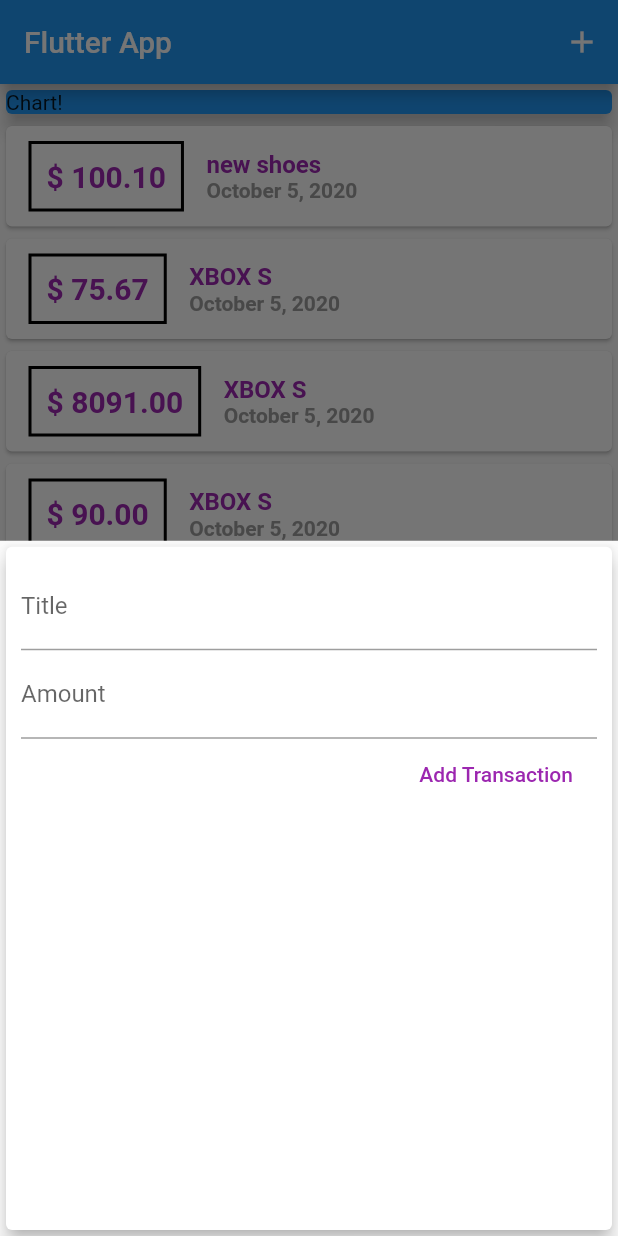
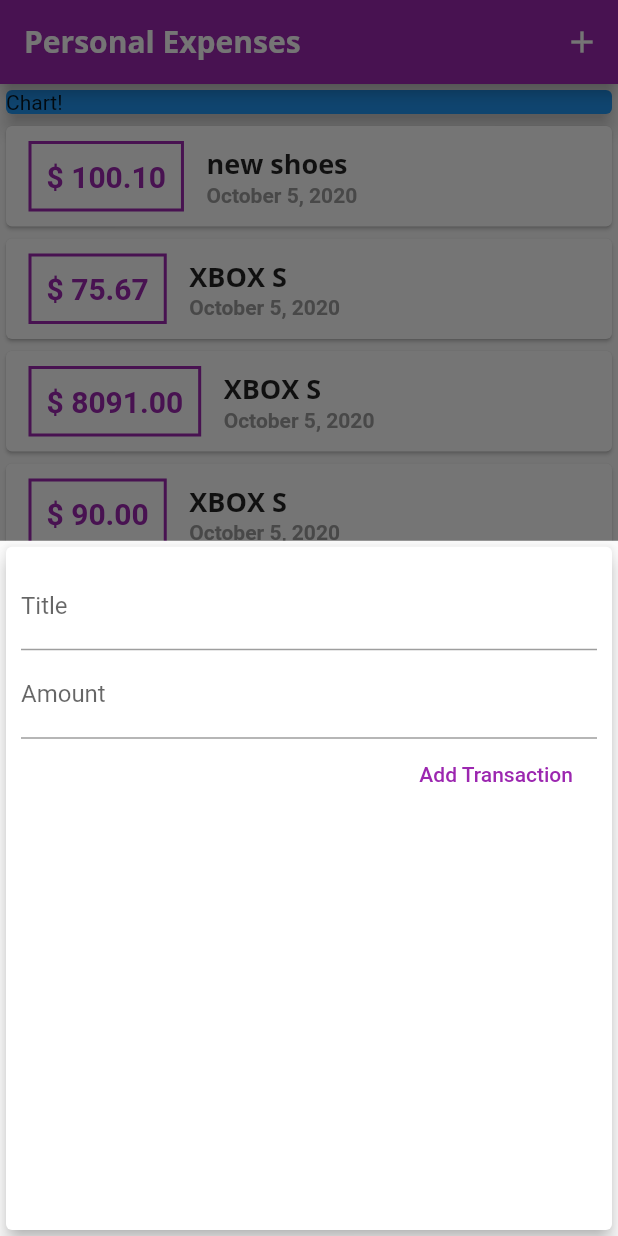
Before and after one commit to LeandroLS-archived/personal_expenses_app, a Flutter app: the screen it shows after launch, after a tap on the "add" icon, on a phone screen of 412 x 824 dp. Run offline on Flutter 3.47's test engine with Material 2 defaults, Android fonts, the phone set to English and light mode, and no system bars.

Commit message:
styling fonts

```diff
--- a/lib/main.dart
+++ b/lib/main.dart
@@ -9,7 +9,27 @@ class MyApp extends StatelessWidget {
   @override
   Widget build(BuildContext context) {
     return MaterialApp(
-      title: 'Flutter App',
+      title: 'Personal Expenses',
+      theme: ThemeData(
+        primarySwatch: Colors.purple,
+        accentColor: Colors.amber,
+        fontFamily: 'Quicksand',
+        textTheme: ThemeData.light().textTheme.copyWith(
+              headline6: TextStyle(
+                  fontFamily: 'OpenSans',
+                  fontWeight: FontWeight.bold,
+                  fontSize: 18),
+            ),
+        appBarTheme: AppBarTheme(
+          textTheme: ThemeData.light().textTheme.copyWith(
+                headline6: TextStyle(
+                  fontFamily: 'OpenSans',
+                  fontSize: 20,
+                  fontWeight: FontWeight.bold,
+                ),
+              ),
+        ),
+      ),
       home: MyHomePage(),
     );
   }
@@ -79,7 +99,9 @@ class _MyHomePageState extends State<MyHomePage> {
         onPressed: () => _startAddNewTransaction(context),
       ),
       appBar: AppBar(
-        title: Text('Flutter App'),
+        title: Text(
+          'Personal Expenses',
+        ),
         actions: <Widget>[
           IconButton(
             icon: Icon(
--- a/lib/widgets/new_transaction.dart
+++ b/lib/widgets/new_transaction.dart
@@ -1,9 +1,16 @@
 import 'package:flutter/material.dart';
 
-class NewTransaction extends StatelessWidget {
+class NewTransaction extends StatefulWidget {
   final Function addTransactionHandler;
   NewTransaction(this.addTransactionHandler);
+
+  @override
+  _NewTransactionState createState() => _NewTransactionState();
+}
+
+class _NewTransactionState extends State<NewTransaction> {
   final titleController = TextEditingController();
+
   final amountController = TextEditingController();
 
   void submitData() {
@@ -14,10 +21,12 @@ class NewTransaction extends StatelessWidget {
       return;
     }
 
-    addTransactionHandler(
+    widget.addTransactionHandler(
       enteredTitle,
       enteredAmount,
     );
+
+    Navigator.of(context).pop();
   }
 
   @override
--- a/lib/widgets/transaction_list.dart
+++ b/lib/widgets/transaction_list.dart
@@ -23,7 +23,7 @@ class TransactionList extends StatelessWidget {
                   ),
                   decoration: BoxDecoration(
                     border: Border.all(
-                      color: Colors.black,
+                      color: Theme.of(context).primaryColor,
                       width: 2,
                     ),
                   ),
@@ -32,7 +32,7 @@ class TransactionList extends StatelessWidget {
                     style: TextStyle(
                       fontWeight: FontWeight.bold,
                       fontSize: 20,
-                      color: Colors.purple,
+                      color: Theme.of(context).primaryColor,
                     ),
                   ),
                 ),
@@ -41,11 +41,7 @@ class TransactionList extends StatelessWidget {
                   children: <Widget>[
                     Text(
                       transactions[index].title,
-                      style: TextStyle(
-                        fontWeight: FontWeight.bold,
-                        fontSize: 16,
-                        color: Colors.purple,
-                      ),
+                      style: Theme.of(context).textTheme.headline6,
                     ),
                     Text(
                       DateFormat.yMMMMd().format(transactions[index].date),
```
Also changed, not shown: pubspec.yaml (+11 -6 lines), assets/fonts/OpenSans-Bold.ttf (added), assets/fonts/OpenSans-Regular.ttf (added), assets/fonts/Quicksand-Bold.ttf (added), assets/fonts/Quicksand-Light.ttf (added), assets/fonts/Quicksand-Medium.ttf (added), assets/fonts/Quicksand-Regular.ttf (added).
